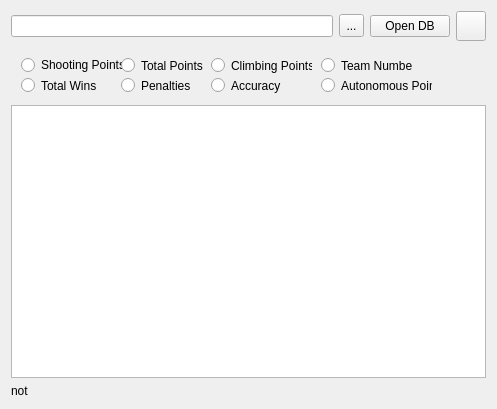
This is FRC_DB/mainwindow.ui in asandwhich/FRC2410-DBReader as Qt 5 draws it before an edit. The edited form follows.
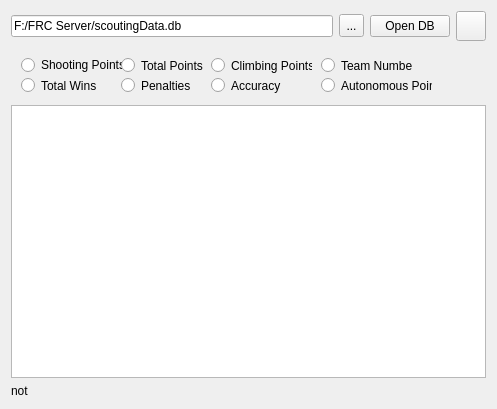
This is the edited form. Icons and pictures are not drawn.

What changed in the file:
```diff
--- a/FRC_DB/mainwindow.ui
+++ b/FRC_DB/mainwindow.ui
@@ -180,6 +180,9 @@
         <verstretch>0</verstretch>
        </sizepolicy>
       </property>
+      <property name="text">
+       <string>F:/FRC Server/scoutingData.db</string>
+      </property>
      </widget>
     </item>
     <item row="0" column="2">
```
Left out of the diff: 9 changed lines with no effect on the pictures.
